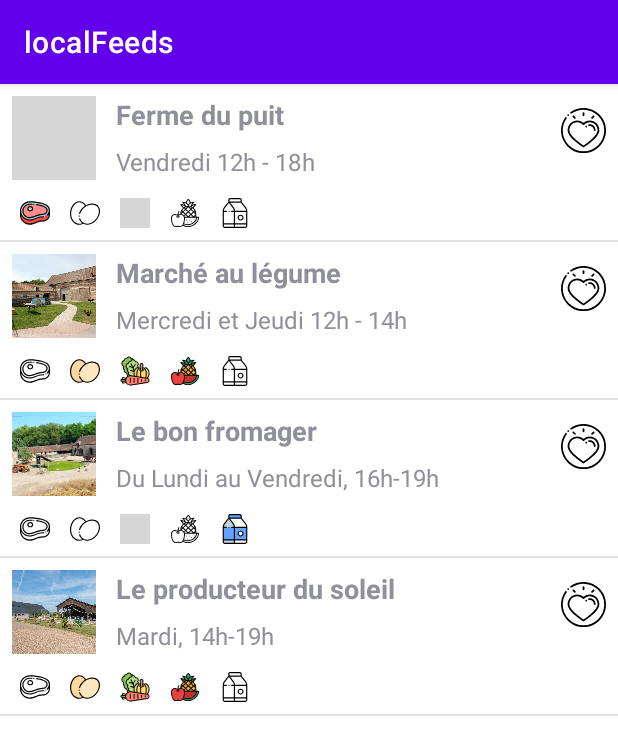
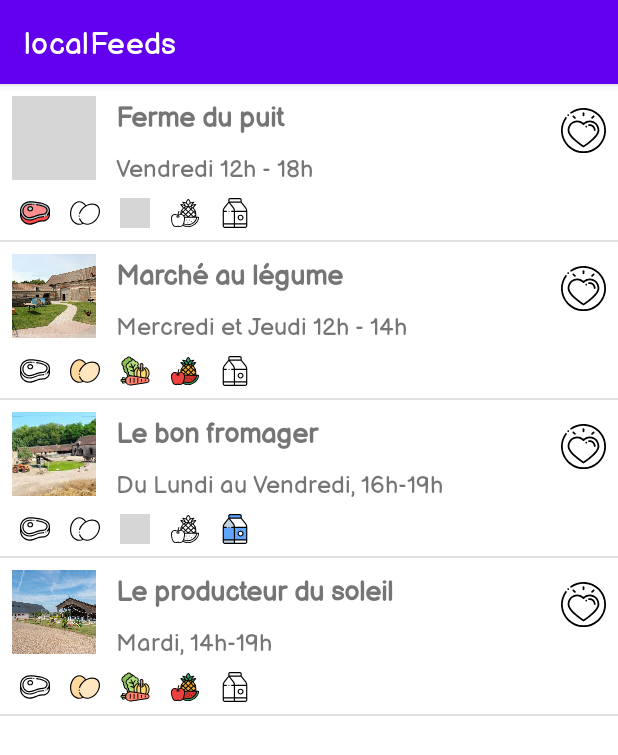
Before and after one commit to WrongJuice/localFeeds-android-native, an Android app: the ListeProducteursActivity screen opened directly, with no data from a screen before it, on a phone screen of 412 x 824 dp. Shown: the top 755 px of the screen. Run offline under Robolectric (Android 15) with nearby library versions, the phone set to English and light mode, and no system bars; grey boxes are pictures that could not be loaded.

Commit message:
Add different font on the app

```diff
--- a/app/src/main/res/layout/liste_producteurs_layout.xml
+++ b/app/src/main/res/layout/liste_producteurs_layout.xml
@@ -1,10 +1,9 @@
 <?xml version="1.0" encoding="utf-8"?>
 <RelativeLayout xmlns:android="http://schemas.android.com/apk/res/android"
-    xmlns:app="http://schemas.android.com/apk/res-auto"
     android:layout_width="match_parent"
     android:layout_height="match_parent"
     android:padding="8dp"
-    android:fontFamily="sans-serif-light">
+    android:theme="@style/Theme.LocalFeeds">
 
     <ImageView
         android:id="@+id/modele_producteurs_patient_image_producteur"
@@ -29,6 +28,7 @@
         android:layout_alignParentTop="true"
         android:layout_marginStart="13dp"
         android:layout_marginTop="0dp"
+        android:theme="@style/Theme.LocalFeeds"
         android:layout_toEndOf="@id/modele_producteurs_patient_image_producteur"
         android:hint="Le producteur salut"
         android:textSize="18sp"
@@ -40,6 +40,7 @@
         android:layout_height="wrap_content"
         android:layout_marginStart="13dp"
         android:layout_marginTop="8dp"
+        android:theme="@style/Theme.LocalFeeds"
         android:hint="Mercredi au jeudi, 14h / 17h"
         android:layout_below="@id/modele_liste_producteurs_nom_prenom_producteur"
         android:layout_toEndOf="@id/modele_producteurs_patient_image_producteur"
--- a/app/src/main/res/values/themes.xml
+++ b/app/src/main/res/values/themes.xml
@@ -12,5 +12,7 @@
         <!-- Status bar color. -->
         <item name="android:statusBarColor" tools:targetApi="l">?attr/colorPrimaryVariant</item>
         <!-- Customize your theme here. -->
+        <item name="android:fontFamily">@font/balsamiqsans</item>
+        <item name="fontFamily">@font/balsamiqsans</item>
     </style>
 </resources>
```
Also changed, not shown: app/src/main/res/font/balsamiqsans.ttf (added).
